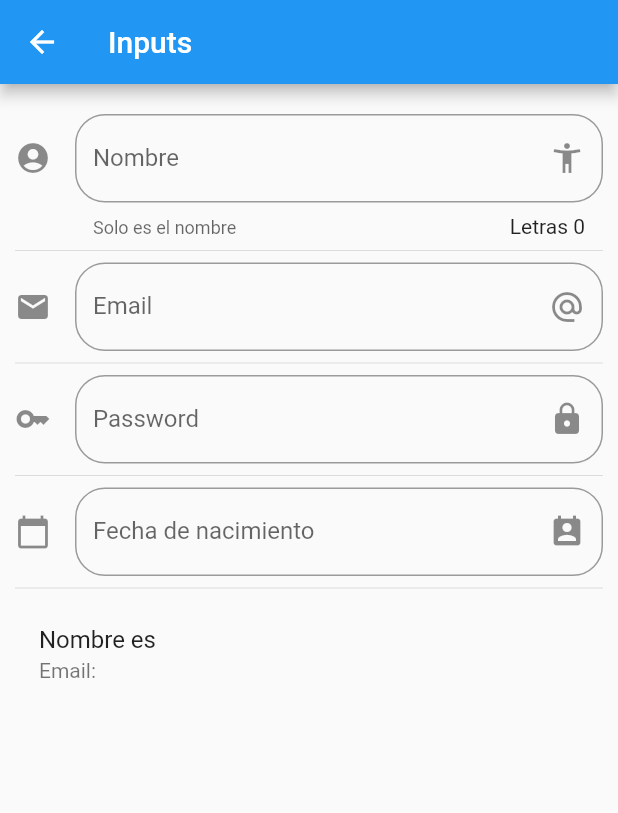
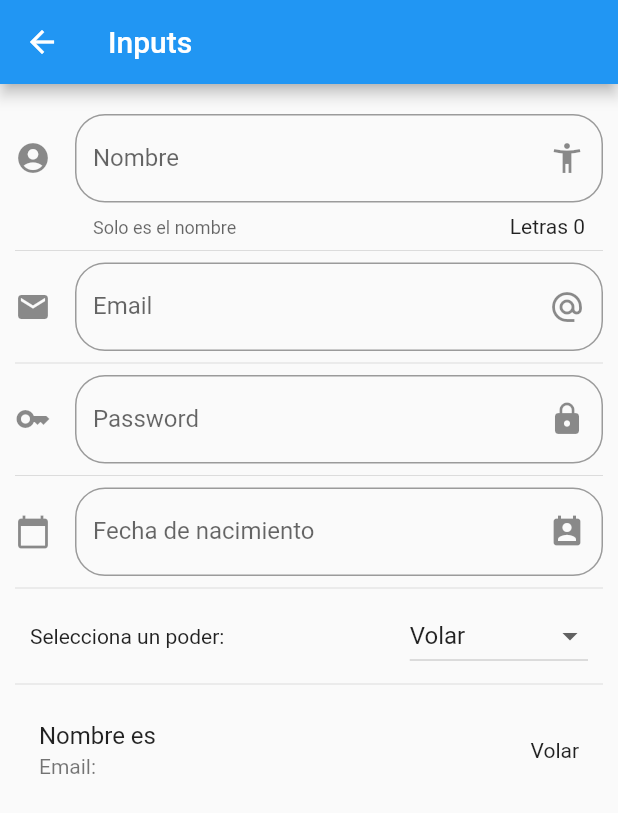
Before and after one commit to corpotecguayanaca/componentes-flutter, a Flutter app: the InputsPage screen opened by its route, on a phone screen of 412 x 824 dp. Shown: the top 813 px of the screen. Run offline on Flutter 3.47's test engine with Material 2 defaults, Android fonts, the phone set to English and light mode, and no system bars.

Commit message:
Dropdown menu

```diff
--- a/lib/src/pages/inputs_page.dart
+++ b/lib/src/pages/inputs_page.dart
@@ -11,6 +11,9 @@ class _InputsPageState extends State<InputsPage> {
   String _nombre = "";
   String _email = "";
   String _fecha = "";
+  String _opcionSeleccionada = 'Volar';
+
+  List<String> _poderes = ['Volar', 'Rayos x', 'Super Aliento', 'Super Fuerza'];
 
   TextEditingController _inputFieldDateController = TextEditingController();
 
@@ -30,6 +33,8 @@ class _InputsPageState extends State<InputsPage> {
           _crearPassword(),
           const Divider(),
           _crearFecha(context),
+          const Divider(),
+          _crearDropdown(),
           const Divider(),
           _crearPersona(),
         ],
@@ -63,6 +68,7 @@ class _InputsPageState extends State<InputsPage> {
     return ListTile(
       title: Text("Nombre es $_nombre"),
       subtitle: Text("Email: $_email"),
+      trailing: Text(_opcionSeleccionada),
     );
   }
 
@@ -138,4 +144,39 @@ class _InputsPageState extends State<InputsPage> {
       });
     }
   }
+
+  List<DropdownMenuItem<String>> getOpcionesDropdown() {
+    List<DropdownMenuItem<String>> lista = [];
+
+    for (String poder in _poderes) {
+      lista.add(DropdownMenuItem(
+        value: poder,
+        child: Text(poder),
+      ));
+    }
+
+     return lista;
+  }
+
+  Widget _crearDropdown() {
+    return Padding(
+      padding: const EdgeInsets.symmetric(horizontal: 10.0),
+      child: Row(
+        mainAxisAlignment: MainAxisAlignment.spaceBetween,
+        children: [
+          Text("Selecciona un poder:"),
+          DropdownButton(
+            items: getOpcionesDropdown(),
+            value: _opcionSeleccionada,
+            onChanged: (opt) {
+              setState(() {
+                _opcionSeleccionada = opt!;
+                print(_opcionSeleccionada);
+              });
+            }
+          ),
+        ],
+      ),
+    );
+  }
 }
```
